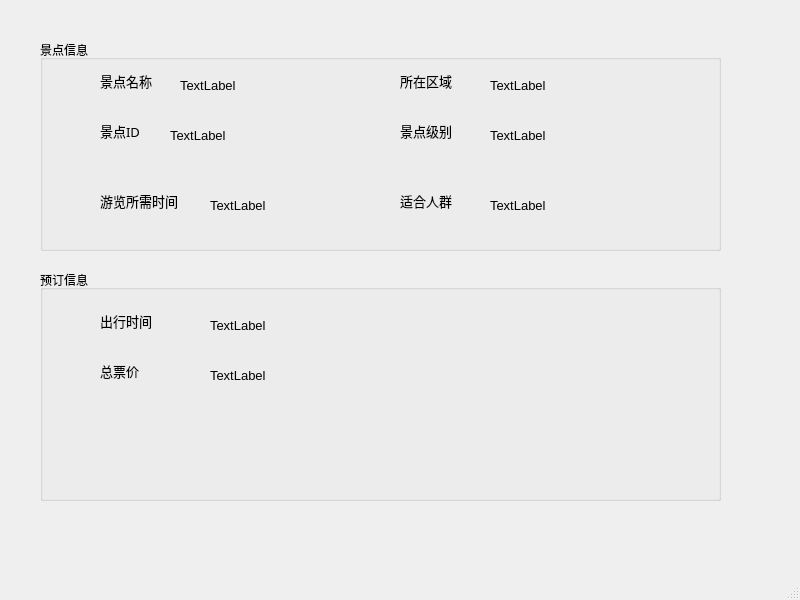
Old version of the form SBSystemBackup/ordersite.ui in the repository iceboundx/SBSystem.
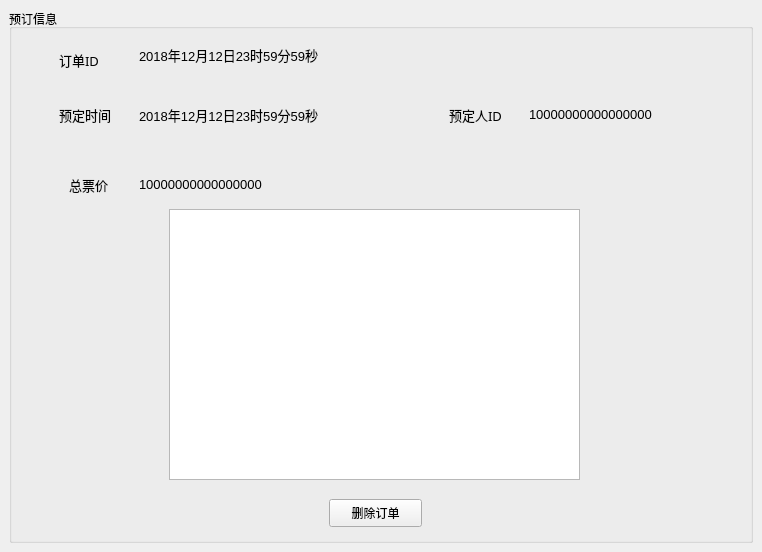
New version of the form.

Commit message: alpha版本 差修改景点

Patch:
```diff
--- a/SBSystemBackup/ordersite.ui
+++ b/SBSystemBackup/ordersite.ui
@@ -6,287 +6,33 @@
    <rect>
     <x>0</x>
     <y>0</y>
-    <width>800</width>
-    <height>600</height>
+    <width>762</width>
+    <height>552</height>
    </rect>
   </property>
   <property name="windowTitle">
    <string>MainWindow</string>
   </property>
   <widget class="QWidget" name="centralwidget">
-   <widget class="QGroupBox" name="groupBox">
-    <property name="geometry">
-     <rect>
-      <x>40</x>
-      <y>40</y>
-      <width>681</width>
-      <height>211</height>
-     </rect>
-    </property>
-    <property name="title">
-     <string>景点信息</string>
-    </property>
-    <widget class="QLabel" name="label">
-     <property name="geometry">
-      <rect>
-       <x>60</x>
-       <y>30</y>
-       <width>81</width>
-       <height>21</height>
-      </rect>
-     </property>
-     <property name="font">
-      <font>
-       <family>微软雅黑</family>
-       <pointsize>10</pointsize>
-      </font>
-     </property>
-     <property name="text">
-      <string>景点名称</string>
-     </property>
-    </widget>
-    <widget class="QLabel" name="label_14">
-     <property name="geometry">
-      <rect>
-       <x>60</x>
-       <y>150</y>
-       <width>111</width>
-       <height>21</height>
-      </rect>
-     </property>
-     <property name="font">
-      <font>
-       <family>微软雅黑</family>
-       <pointsize>10</pointsize>
-      </font>
-     </property>
-     <property name="text">
-      <string>游览所需时间</string>
-     </property>
-    </widget>
-    <widget class="QLabel" name="label_2">
-     <property name="geometry">
-      <rect>
-       <x>60</x>
-       <y>80</y>
-       <width>81</width>
-       <height>21</height>
-      </rect>
-     </property>
-     <property name="font">
-      <font>
-       <family>微软雅黑</family>
-       <pointsize>10</pointsize>
-      </font>
-     </property>
-     <property name="text">
-      <string>景点ID</string>
-     </property>
-    </widget>
-    <widget class="QLabel" name="label_10">
-     <property name="geometry">
-      <rect>
-       <x>360</x>
-       <y>80</y>
-       <width>91</width>
-       <height>21</height>
-      </rect>
-     </property>
-     <property name="font">
-      <font>
-       <family>微软雅黑</family>
-       <pointsize>10</pointsize>
-      </font>
-     </property>
-     <property name="text">
-      <string>景点级别</string>
-     </property>
-    </widget>
-    <widget class="QLabel" name="label_13">
-     <property name="geometry">
-      <rect>
-       <x>360</x>
-       <y>30</y>
-       <width>91</width>
-       <height>21</height>
-      </rect>
-     </property>
-     <property name="font">
-      <font>
-       <family>微软雅黑</family>
-       <pointsize>10</pointsize>
-      </font>
-     </property>
-     <property name="text">
-      <string>所在区域</string>
-     </property>
-    </widget>
-    <widget class="QLabel" name="label_15">
-     <property name="geometry">
-      <rect>
-       <x>360</x>
-       <y>150</y>
-       <width>111</width>
-       <height>21</height>
-      </rect>
-     </property>
-     <property name="font">
-      <font>
-       <family>微软雅黑</family>
-       <pointsize>10</pointsize>
-      </font>
-     </property>
-     <property name="text">
-      <string>适合人群</string>
-     </property>
-    </widget>
-    <widget class="QLabel" name="name">
-     <property name="geometry">
-      <rect>
-       <x>140</x>
-       <y>30</y>
-       <width>191</width>
-       <height>31</height>
-      </rect>
-     </property>
-     <property name="font">
-      <font>
-       <pointsize>10</pointsize>
-      </font>
-     </property>
-     <property name="text">
-      <string>TextLabel</string>
-     </property>
-    </widget>
-    <widget class="QLabel" name="area">
-     <property name="geometry">
-      <rect>
-       <x>450</x>
-       <y>30</y>
-       <width>191</width>
-       <height>31</height>
-      </rect>
-     </property>
-     <property name="font">
-      <font>
-       <pointsize>10</pointsize>
-      </font>
-     </property>
-     <property name="text">
-      <string>TextLabel</string>
-     </property>
-    </widget>
-    <widget class="QLabel" name="id">
-     <property name="geometry">
-      <rect>
-       <x>130</x>
-       <y>80</y>
-       <width>191</width>
-       <height>31</height>
-      </rect>
-     </property>
-     <property name="font">
-      <font>
-       <pointsize>10</pointsize>
-      </font>
-     </property>
-     <property name="text">
-      <string>TextLabel</string>
-     </property>
-    </widget>
-    <widget class="QLabel" name="time">
-     <property name="geometry">
-      <rect>
-       <x>170</x>
-       <y>150</y>
-       <width>191</width>
-       <height>31</height>
-      </rect>
-     </property>
-     <property name="font">
-      <font>
-       <pointsize>10</pointsize>
-      </font>
-     </property>
-     <property name="text">
-      <string>TextLabel</string>
-     </property>
-    </widget>
-    <widget class="QLabel" name="agetype">
-     <property name="geometry">
-      <rect>
-       <x>450</x>
-       <y>150</y>
-       <width>191</width>
-       <height>31</height>
-      </rect>
-     </property>
-     <property name="font">
-      <font>
-       <pointsize>10</pointsize>
-      </font>
-     </property>
-     <property name="text">
-      <string>TextLabel</string>
-     </property>
-    </widget>
-    <widget class="QLabel" name="level">
-     <property name="geometry">
-      <rect>
-       <x>450</x>
-       <y>80</y>
-       <width>191</width>
-       <height>31</height>
-      </rect>
-     </property>
-     <property name="font">
-      <font>
-       <pointsize>10</pointsize>
-      </font>
-     </property>
-     <property name="text">
-      <string>TextLabel</string>
-     </property>
-    </widget>
-   </widget>
+   <layout class="QHBoxLayout" name="horizontalLayout">
+    <item>
    <widget class="QGroupBox" name="groupBox_2">
-    <property name="geometry">
-     <rect>
-      <x>40</x>
-      <y>270</y>
-      <width>681</width>
-      <height>231</height>
-     </rect>
+      <property name="maximumSize">
+       <size>
+        <width>16777215</width>
+        <height>16777215</height>
+       </size>
     </property>
     <property name="title">
      <string>预订信息</string>
     </property>
-    <widget class="QLabel" name="label_4">
-     <property name="geometry">
-      <rect>
-       <x>60</x>
-       <y>40</y>
-       <width>81</width>
-       <height>21</height>
-      </rect>
-     </property>
-     <property name="font">
-      <font>
-       <family>微软雅黑</family>
-       <pointsize>10</pointsize>
-      </font>
-     </property>
-     <property name="text">
-      <string>出行时间</string>
-     </property>
-    </widget>
     <widget class="QLabel" name="label_5">
      <property name="geometry">
       <rect>
        <x>60</x>
-       <y>90</y>
+         <y>160</y>
        <width>81</width>
-       <height>21</height>
+         <height>31</height>
       </rect>
      </property>
      <property name="font">
@@ -302,8 +48,83 @@
     <widget class="QLabel" name="date">
      <property name="geometry">
       <rect>
-       <x>170</x>
+         <x>130</x>
+         <y>160</y>
+         <width>241</width>
+         <height>31</height>
+        </rect>
+       </property>
+       <property name="font">
+        <font>
+         <pointsize>10</pointsize>
+        </font>
+       </property>
+       <property name="text">
+        <string>10000000000000000</string>
+       </property>
+      </widget>
+      <widget class="QLabel" name="label_6">
+       <property name="geometry">
+        <rect>
+         <x>50</x>
        <y>40</y>
+         <width>81</width>
+         <height>21</height>
+        </rect>
+       </property>
+       <property name="font">
+        <font>
+         <family>微软雅黑</family>
+         <pointsize>10</pointsize>
+        </font>
+       </property>
+       <property name="text">
+        <string>订单ID</string>
+       </property>
+      </widget>
+      <widget class="QLabel" name="label_7">
+       <property name="geometry">
+        <rect>
+         <x>50</x>
+         <y>90</y>
+         <width>81</width>
+         <height>31</height>
+        </rect>
+       </property>
+       <property name="font">
+        <font>
+         <family>微软雅黑</family>
+         <pointsize>10</pointsize>
+        </font>
+       </property>
+       <property name="text">
+        <string>预定时间</string>
+       </property>
+      </widget>
+      <widget class="QLabel" name="tour_id">
+       <property name="geometry">
+        <rect>
+         <x>440</x>
+         <y>90</y>
+         <width>81</width>
+         <height>31</height>
+        </rect>
+       </property>
+       <property name="font">
+        <font>
+         <family>微软雅黑</family>
+         <pointsize>10</pointsize>
+        </font>
+       </property>
+       <property name="text">
+        <string>预定人ID</string>
+       </property>
+      </widget>
+      <widget class="QLabel" name="order_time">
+       <property name="geometry">
+        <rect>
+         <x>130</x>
+         <y>90</y>
        <width>261</width>
        <height>31</height>
       </rect>
@@ -314,13 +135,31 @@
       </font>
      </property>
      <property name="text">
-      <string>TextLabel</string>
-     </property>
-    </widget>
-    <widget class="QLabel" name="money">
+        <string>2018年12月12日23时59分59秒</string>
+       </property>
+      </widget>
+      <widget class="QLabel" name="id">
      <property name="geometry">
       <rect>
-       <x>170</x>
+         <x>130</x>
+         <y>30</y>
+         <width>491</width>
+         <height>31</height>
+        </rect>
+       </property>
+       <property name="font">
+        <font>
+         <pointsize>10</pointsize>
+        </font>
+       </property>
+       <property name="text">
+        <string>2018年12月12日23时59分59秒</string>
+       </property>
+      </widget>
+      <widget class="QLabel" name="tour_id_r">
+       <property name="geometry">
+        <rect>
+         <x>520</x>
        <y>90</y>
        <width>241</width>
        <height>31</height>
@@ -332,12 +171,42 @@
       </font>
      </property>
      <property name="text">
-      <string>TextLabel</string>
-     </property>
-    </widget>
-   </widget>
-  </widget>
-  <widget class="QStatusBar" name="statusbar"/>
+        <string>10000000000000000</string>
+       </property>
+      </widget>
+      <widget class="QListWidget" name="o_list">
+       <property name="geometry">
+        <rect>
+         <x>160</x>
+         <y>200</y>
+         <width>411</width>
+         <height>271</height>
+        </rect>
+       </property>
+       <property name="horizontalScrollBarPolicy">
+        <enum>Qt::ScrollBarAlwaysOff</enum>
+       </property>
+       <property name="editTriggers">
+        <set>QAbstractItemView::NoEditTriggers</set>
+       </property>
+      </widget>
+      <widget class="QPushButton" name="del">
+       <property name="geometry">
+        <rect>
+         <x>320</x>
+         <y>490</y>
+         <width>93</width>
+         <height>28</height>
+        </rect>
+       </property>
+       <property name="text">
+        <string>删除订单</string>
+       </property>
+      </widget>
+     </widget>
+    </item>
+   </layout>
+  </widget>
  </widget>
  <resources/>
  <connections/>
```
Left out of the diff: 2 changed lines with no effect on the pictures. Lines whose indentation alone changed are shown as unchanged. The commit also changes 120 other files.
